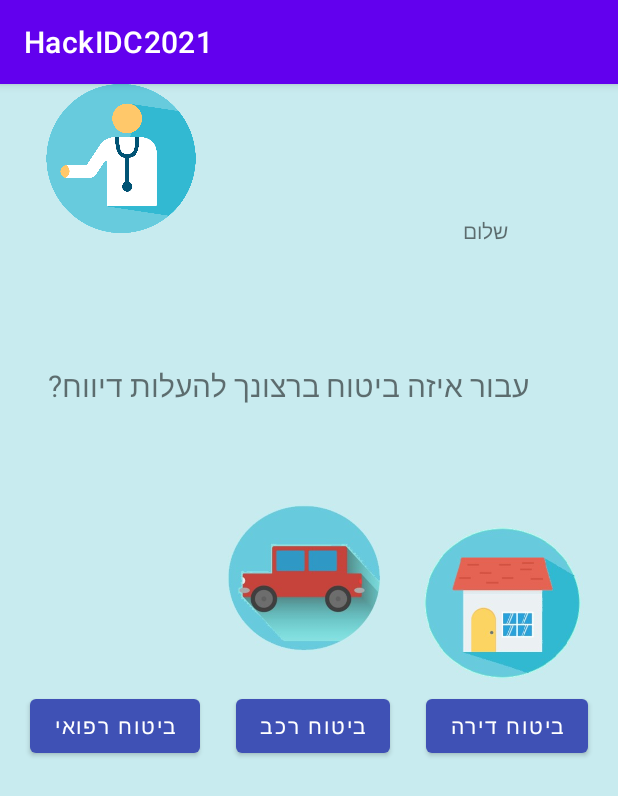
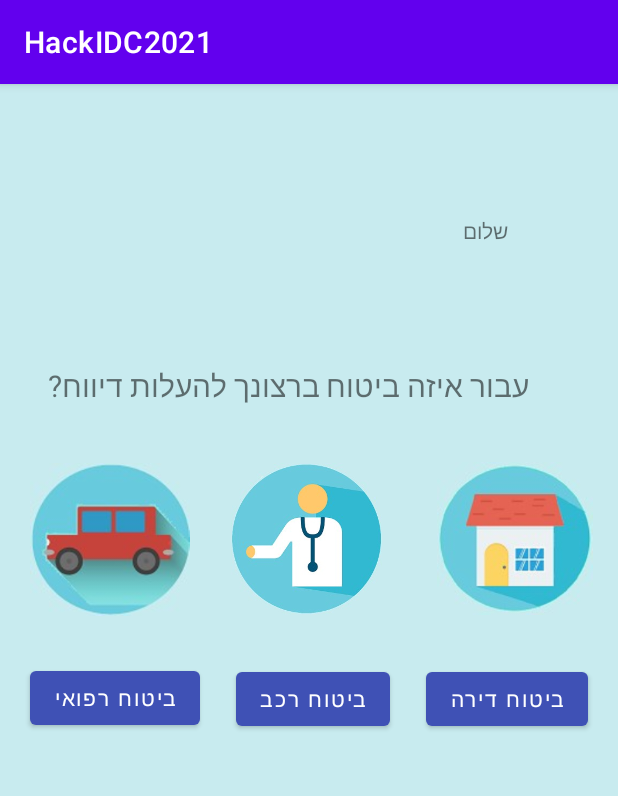
Before and after one commit to ran6996/HackIDC2021, an Android app: the choose_subject screen opened directly, with no data from a screen before it, on a phone screen of 412 x 824 dp. Shown: the top 796 px of the screen. Run offline under Robolectric (Android 15) with nearby library versions, the light colour scheme and no system bars.

Commit message:
gil first page

```diff
--- a/app/src/main/res/layout/activity_choose_subject.xml
+++ b/app/src/main/res/layout/activity_choose_subject.xml
@@ -24,11 +24,13 @@
         android:layout_height="wrap_content"
         android:layout_marginStart="20dp"
         android:layout_marginLeft="20dp"
+        android:layout_marginTop="12dp"
         android:layout_marginBottom="316dp"
         android:text="ביטוח רפואי"
         app:backgroundTint="#3F51B5"
         app:layout_constraintBottom_toBottomOf="parent"
-        app:layout_constraintStart_toStartOf="parent" />
+        app:layout_constraintStart_toStartOf="parent"
+        app:layout_constraintTop_toBottomOf="@+id/imageView" />
 
     <TextView
         android:id="@+id/textView8"
@@ -42,22 +44,13 @@
         app:layout_constraintEnd_toEndOf="parent"
         app:layout_constraintTop_toBottomOf="@+id/textView7" />
 
-    <ImageView
-        android:id="@+id/imageView"
-        android:layout_width="113dp"
-        android:layout_height="99dp"
-        android:layout_marginStart="24dp"
-        android:layout_marginLeft="24dp"
-        app:layout_constraintStart_toStartOf="parent"
-        app:srcCompat="@drawable/doctor"
-        tools:layout_editor_absoluteY="259dp" />
-
     <Button
         android:id="@+id/button3"
         android:layout_width="wrap_content"
         android:layout_height="wrap_content"
         android:layout_marginStart="14dp"
         android:layout_marginLeft="14dp"
+        android:layout_marginTop="13dp"
         android:layout_marginEnd="14dp"
         android:layout_marginRight="14dp"
         android:layout_marginBottom="316dp"
@@ -65,44 +58,65 @@
         app:backgroundTint="#3F51B5"
         app:layout_constraintBottom_toBottomOf="parent"
         app:layout_constraintEnd_toStartOf="@+id/button5"
-        app:layout_constraintStart_toEndOf="@+id/button4" />
+        app:layout_constraintStart_toEndOf="@+id/button4"
+        app:layout_constraintTop_toBottomOf="@+id/imageView2" />
 
     <Button
         android:id="@+id/button5"
         android:layout_width="wrap_content"
         android:layout_height="wrap_content"
+        android:layout_marginTop="14dp"
         android:layout_marginEnd="20dp"
         android:layout_marginRight="20dp"
         android:layout_marginBottom="316dp"
         android:text="ביטוח דירה"
         app:backgroundTint="#3F51B5"
         app:layout_constraintBottom_toBottomOf="parent"
-        app:layout_constraintEnd_toEndOf="parent" />
+        app:layout_constraintEnd_toEndOf="parent"
+        app:layout_constraintTop_toBottomOf="@+id/imageView3" />
 
     <ImageView
-        android:id="@+id/imageView6"
-        android:layout_width="139dp"
-        android:layout_height="118dp"
-        android:layout_marginStart="9dp"
-        android:layout_marginLeft="9dp"
-        android:layout_marginTop="35dp"
-        android:layout_marginEnd="1dp"
-        android:layout_marginRight="1dp"
-        android:layout_marginBottom="1dp"
-        app:layout_constraintBottom_toTopOf="@+id/button3"
-        app:layout_constraintEnd_toStartOf="@+id/imageView11"
+        android:id="@+id/imageView"
+        android:layout_width="136dp"
+        android:layout_height="102dp"
+        android:layout_marginStart="5dp"
+        android:layout_marginLeft="5dp"
+        android:layout_marginTop="38dp"
+        app:layout_constraintStart_toStartOf="parent"
+        app:layout_constraintTop_toBottomOf="@+id/textView8"
+        app:srcCompat="@drawable/car" />
+
+    <ImageView
+        android:id="@+id/imageView2"
+        android:layout_width="127dp"
+        android:layout_height="101dp"
+        android:layout_marginTop="38dp"
+        android:layout_marginEnd="18dp"
+        android:layout_marginRight="18dp"
+        app:layout_constraintEnd_toStartOf="@+id/imageView3"
         app:layout_constraintStart_toEndOf="@+id/imageView"
         app:layout_constraintTop_toBottomOf="@+id/textView8"
-        app:srcCompat="@drawable/cardark" />
+        app:srcCompat="@drawable/doc" />
 
     <ImageView
-        android:id="@+id/imageView11"
-        android:layout_width="149dp"
-        android:layout_height="113dp"
-        android:layout_marginEnd="1dp"
-        android:layout_marginRight="1dp"
-        app:layout_constraintBottom_toTopOf="@+id/button5"
+        android:id="@+id/imageView3"
+        android:layout_width="117dp"
+        android:layout_height="102dp"
+        android:layout_marginTop="37dp"
+        android:layout_marginEnd="10dp"
+        android:layout_marginRight="10dp"
         app:layout_constraintEnd_toEndOf="parent"
-        app:srcCompat="@drawable/homegg" />
+        app:layout_constraintTop_toBottomOf="@+id/textView8"
+        app:srcCompat="@drawable/home" />
+
+    <TextView
+        android:id="@+id/person_name_box"
+        android:layout_width="wrap_content"
+        android:layout_height="wrap_content"
+        android:layout_marginTop="88dp"
+        android:layout_marginEnd="11dp"
+        android:layout_marginRight="11dp"
+        app:layout_constraintEnd_toStartOf="@+id/textView7"
+        app:layout_constraintTop_toTopOf="parent" />
 
 </androidx.constraintlayout.widget.ConstraintLayout>
```
Also changed, not shown: app/src/main/res/drawable/car.jpg, app/src/main/res/drawable/doc.jpg (added), app/src/main/res/drawable/home.jpg (added).
